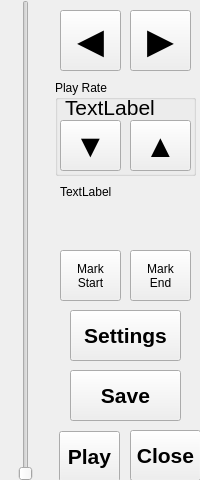
Above: src/playbackwindow.ui from krontech/chronos-cam-app before the change. Below: the same form after it.
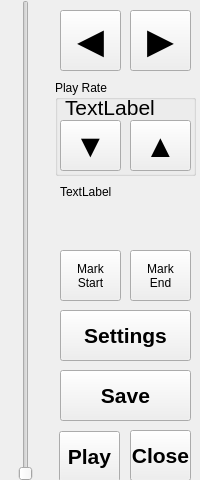
That is the form after the change. Custom widgets are drawn as their Qt base class.

```diff
--- a/src/playbackwindow.ui
+++ b/src/playbackwindow.ui
@@ -40,7 +40,7 @@
     <rect>
      <x>130</x>
      <y>430</y>
-     <width>71</width>
+     <width>61</width>
      <height>51</height>
     </rect>
    </property>
@@ -107,9 +107,9 @@
   <widget class="QPushButton" name="cmdSave">
    <property name="geometry">
     <rect>
-     <x>70</x>
+     <x>60</x>
      <y>370</y>
-     <width>111</width>
+     <width>131</width>
      <height>51</height>
     </rect>
    </property>
@@ -130,9 +130,9 @@
   <widget class="QPushButton" name="cmdSaveSettings">
    <property name="geometry">
     <rect>
-     <x>70</x>
+     <x>60</x>
      <y>310</y>
-     <width>111</width>
+     <width>131</width>
      <height>51</height>
     </rect>
    </property>
```
